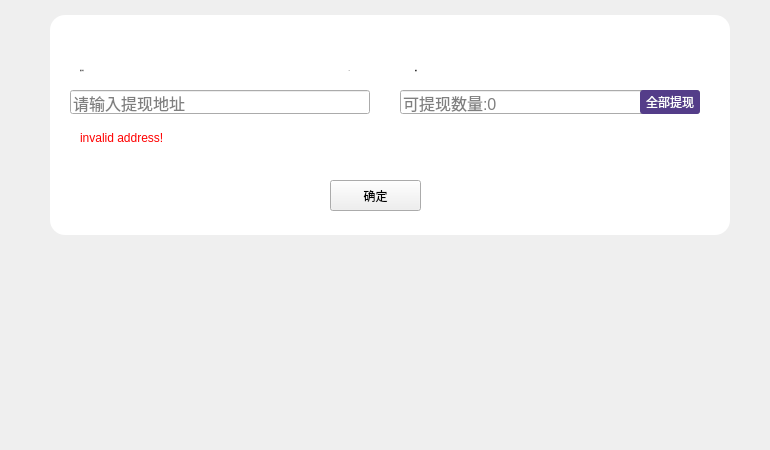
HcashOrg/hx-indicator, file LNKWallet/withdrawpage/WithdrawInputWidget.ui: the form before one commit.
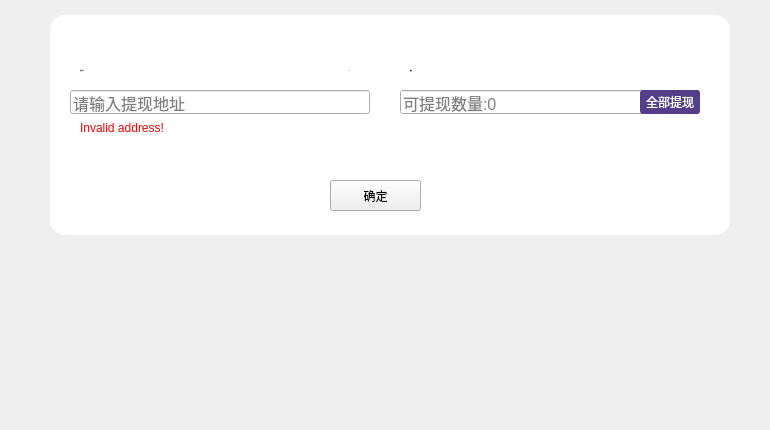
The form after the commit.

Patch:
```diff
--- a/LNKWallet/withdrawpage/WithdrawInputWidget.ui
+++ b/LNKWallet/withdrawpage/WithdrawInputWidget.ui
@@ -7,7 +7,7 @@
     <x>0</x>
     <y>0</y>
     <width>770</width>
-    <height>450</height>
+    <height>430</height>
    </rect>
   </property>
   <property name="windowTitle">
@@ -18,7 +18,7 @@
     <rect>
      <x>80</x>
      <y>60</y>
-     <width>91</width>
+     <width>150</width>
      <height>20</height>
     </rect>
    </property>
@@ -71,7 +71,7 @@
   <widget class="QLabel" name="label_3">
    <property name="geometry">
     <rect>
-     <x>415</x>
+     <x>410</x>
      <y>60</y>
      <width>80</width>
      <height>20</height>
@@ -186,7 +186,7 @@
    <property name="geometry">
     <rect>
      <x>80</x>
-     <y>130</y>
+     <y>120</y>
      <width>271</width>
      <height>16</height>
     </rect>
@@ -195,7 +195,7 @@
     <string notr="true">color: red;</string>
    </property>
    <property name="text">
-    <string>invalid address!</string>
+    <string>Invalid address!</string>
    </property>
   </widget>
   <widget class="QLabel" name="label_back">
```
